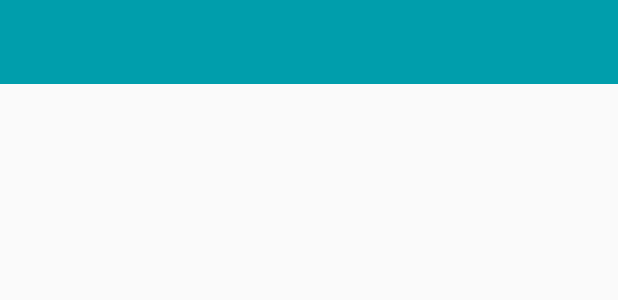
After one commit to JohanneBoisvilliers/MyNews, an Android app: the layout activity_search.xml on its own in the app's theme, with its tools: preview values and no code run, on a phone screen of 412 x 824 dp. The commit adds this screen. Shown: the top 300 px of the screen. Run offline under Robolectric (Android 15) with nearby library versions, the phone set to English and light mode, and no system bars; network calls fail.

Commit message:
Add an activity SearchActivity to implement two functions : notications ans searching articles, both will open in the SearchActivity//add listeners on buttons of the toolbar : search and menu to open SearchActivity // cleaning some code

```diff
--- a/app/src/main/java/com/example/jbois/mynews/Controllers/Fragments/BaseFragment.java
+++ b/app/src/main/java/com/example/jbois/mynews/Controllers/Fragments/BaseFragment.java
@@ -41,7 +41,6 @@ public class BaseFragment extends Fragment{
     private Disposable mDisposable;
 
     @BindView(R.id.fragment_main_recycler_view) RecyclerView recyclerView;
-    @BindView(R.id.test_retrofit) TextView textView;
 
     @Override
     public View onCreateView(LayoutInflater inflater, ViewGroup container, Bundle savedInstanceState) {
--- /dev/null
+++ b/app/src/main/res/layout/activity_search.xml
@@ -0,0 +1,17 @@
+<?xml version="1.0" encoding="utf-8"?>
+<LinearLayout xmlns:android="http://schemas.android.com/apk/res/android"
+    xmlns:app="http://schemas.android.com/apk/res-auto"
+    xmlns:tools="http://schemas.android.com/tools"
+    android:layout_width="match_parent"
+    android:layout_height="match_parent"
+    android:orientation="vertical"
+    tools:context=".Controllers.Activities.SearchActivity">
+
+    <include
+        layout="@layout/toolbar"
+        android:layout_width="match_parent"
+        android:layout_height="wrap_content" />
+
+
+
+</LinearLayout>
--- a/app/src/main/res/layout/fragment_base.xml
+++ b/app/src/main/res/layout/fragment_base.xml
@@ -1,11 +1,6 @@
 <RelativeLayout xmlns:android="http://schemas.android.com/apk/res/android"
     android:layout_width="match_parent"
     android:layout_height="match_parent" >
-
-    <TextView
-        android:id="@+id/test_retrofit"
-        android:layout_width="wrap_content"
-        android:layout_height="wrap_content" />
 
     <android.support.v7.widget.RecyclerView
         android:id="@+id/fragment_main_recycler_view"
--- /dev/null
+++ b/app/src/main/res/layout/toolbar.xml
@@ -0,0 +1,12 @@
+<?xml version="1.0" encoding="utf-8"?>
+<android.support.v7.widget.Toolbar
+    xmlns:android="http://schemas.android.com/apk/res/android"
+    xmlns:app="http://schemas.android.com/apk/res-auto"
+
+    android:id="@+id/toolbar"
+    android:minHeight="?attr/actionBarSize"
+    android:layout_width="match_parent"
+    android:layout_height="wrap_content"
+    android:background="?attr/colorPrimary"
+    app:titleTextColor="@color/colorTextToolbar"
+    app:titleTextAppearance="@style/Toolbar.TitleText"/>
--- a/app/src/main/res/values/strings.xml
+++ b/app/src/main/res/values/strings.xml
@@ -17,5 +17,8 @@
         <item>automobiles</item>
     </string-array>
 
+    <!-- TODO: Remove or change this placeholder text -->
+    <string name="hello_blank_fragment">Hello blank fragment</string>
+
 
 </resources>
--- a/app/src/main/res/values/styles.xml
+++ b/app/src/main/res/values/styles.xml
@@ -8,4 +8,10 @@
         <item name="colorAccent">@color/colorAccent</item>
     </style>
 
+    <!-- TOOLBAR TITLE THEME -->
+    <style name="Toolbar.TitleText" parent="TextAppearance.Widget.AppCompat.Toolbar.Title">
+        <item name="android:textSize">21sp</item>
+        <item name="android:textStyle">italic</item>
+    </style>
+
 </resources>
```
Also changed, not shown: app/src/main/AndroidManifest.xml (+14 -2 lines), app/src/main/java/com/example/jbois/mynews/Controllers/Activities/MainActivity.java (+22 -1 lines), app/src/main/java/com/example/jbois/mynews/Controllers/Activities/SearchActivity.java (added, +34 -0 lines), app/src/main/java/com/example/jbois/mynews/Controllers/Activities/WebViewArticlesActivity.java (+23 -7 lines), app/src/main/java/com/example/jbois/mynews/Controllers/Fragments/SearchFragment.java (added, +30 -0 lines), app/src/main/res/layout/activity_main.xml (+3 -6 lines), app/src/main/res/layout/activity_web_view_articles.xml (+15 -10 lines), app/src/main/res/layout/fragment_search.xml (added, +17 -0 lines), app/src/main/res/values/colors.xml (+3 -13 lines).
